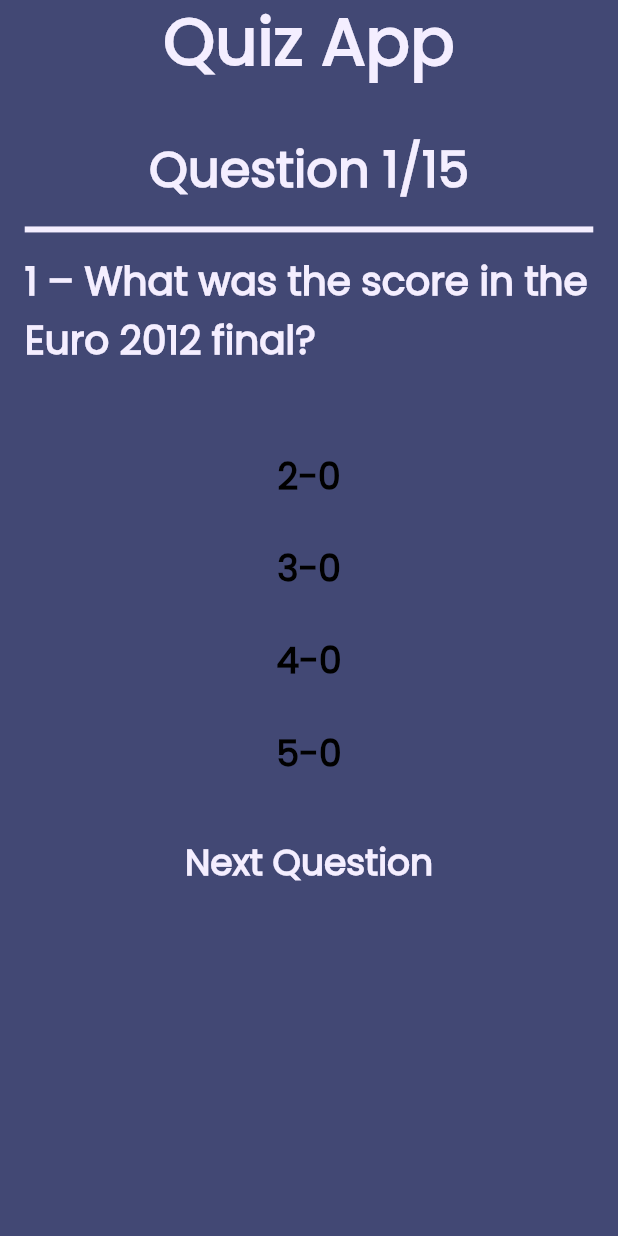
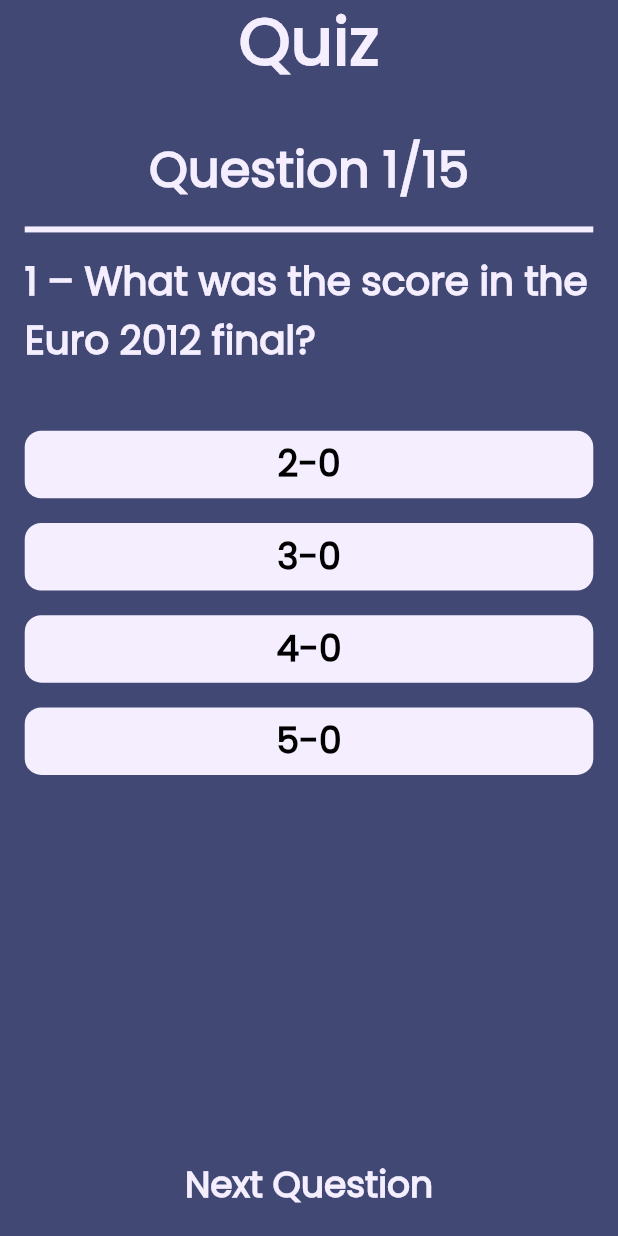
Before and after one commit to YosophAhmed/quiz_app, a Flutter app: the screen it shows after launch, on a phone screen of 412 x 824 dp. Run offline on Flutter 3.47's test engine with Material 2 defaults, Android fonts, the phone set to English and light mode, and no system bars; our stand-ins replace sizer.

Commit message:
Latest Commit

```diff
--- a/lib/data/questions_data.dart
+++ b/lib/data/questions_data.dart
@@ -153,5 +153,9 @@ class QuestionsData {
     ),
   ];
 
+  static int result = 0;
 
+  static void countResult(int point) {
+    result += point;
+  }
 }
--- a/lib/pages/home_page.dart
+++ b/lib/pages/home_page.dart
@@ -19,7 +19,7 @@ class HomePage extends StatelessWidget {
       backgroundColor: AppColors.color['firstColor'],
       appBar: AppBar(
         title: Text(
-          'Quiz App',
+          'Quiz',
           style: TextStyle(
             fontSize: 32.sp,
             fontWeight: FontWeight.bold,
@@ -34,6 +34,7 @@ class HomePage extends StatelessWidget {
       body: PageView.builder(
         controller: pageController,
         itemCount: QuestionsData.questions.length,
+        physics: const NeverScrollableScrollPhysics(),
         itemBuilder: (context, index) {
           return QuestionContainer(
             questionsNumber: QuestionsData.questions.length,
--- a/lib/quiz_app.dart
+++ b/lib/quiz_app.dart
@@ -1,5 +1,6 @@
 import 'package:flutter/material.dart';
 import 'package:quiz/pages/home_page.dart';
+import 'package:quiz/pages/result_page.dart';
 import 'package:sizer/sizer.dart';
 
 class QuizApp extends StatelessWidget {
@@ -19,6 +20,7 @@ class QuizApp extends StatelessWidget {
           initialRoute: HomePage.routeName,
           routes: {
             HomePage.routeName: (context) => const HomePage(),
+            ResultPage.routeName: (context) => const ResultPage(),
           },
         );
       },
--- a/lib/widgets/question_container.dart
+++ b/lib/widgets/question_container.dart
@@ -1,6 +1,7 @@
 import 'package:flutter/material.dart';
 import 'package:quiz/constants/colors.dart';
 import 'package:quiz/data/questions_data.dart';
+import 'package:quiz/pages/result_page.dart';
 import 'package:quiz/widgets/custom_divider.dart';
 import 'package:sizer/sizer.dart';
 
@@ -9,7 +10,8 @@ class QuestionContainer extends StatefulWidget {
   final int questionIndex;
   final PageController controller;
 
-  const QuestionContainer({
+
+  QuestionContainer({
     Key? key,
     required this.questionsNumber,
     required this.questionIndex,
@@ -21,15 +23,19 @@ class QuestionContainer extends StatefulWidget {
 }
 
 class _QuestionContainerState extends State<QuestionContainer> {
+  bool isPressed = false;
+  Color trueAnswer = AppColors.color['trueAnswerColor']!;
+  Color wrongAnswer = AppColors.color['falseAnswerColor']!;
+  Color bottonColor = AppColors.color['fourthColor']!;
+
   @override
   Widget build(BuildContext context) {
-    bool isTrue = false;
-    bool isSelected = false;
     return Padding(
       padding: EdgeInsets.only(
         top: 4.h,
         left: 4.w,
         right: 4.w,
+        bottom: 1.h,
       ),
       child: Column(
         children: [
@@ -55,7 +61,7 @@ class _QuestionContainerState extends State<QuestionContainer> {
             ),
           ),
           SizedBox(
-            height: 5.h,
+            height: 4.h,
           ),
           for (int i = 0;
               i < QuestionsData.questions[widget.questionIndex].answer.length;
@@ -65,13 +71,23 @@ class _QuestionContainerState extends State<QuestionContainer> {
                 vertical: 1.h,
               ),
               child: GestureDetector(
-                onTap: () {
-                  isSelected = true;
-                  if (QuestionsData.questions[widget.questionIndex].answer.entries
+                onTap: isPressed
+                    ? () {}
+                    : () {
+                        setState(() {
+                          isPressed = true;
+                        });
+                        if (QuestionsData
+                            .questions[widget.questionIndex].answer.entries
                             .toList()[i]
                             .value) {
+                          QuestionsData.countResult(10);
                           setState(() {
-                      isTrue = true;
+                            bottonColor = trueAnswer;
+                          });
+                        } else {
+                          setState(() {
+                            bottonColor = wrongAnswer;
                           });
                         }
                       },
@@ -79,11 +95,14 @@ class _QuestionContainerState extends State<QuestionContainer> {
                   width: double.infinity,
                   height: 45,
                   decoration: BoxDecoration(
-                    color: isSelected
-                        ? isTrue
-                            ? AppColors.color['trueAnswerColor']
-                            : AppColors.color['falseAnswerColor']
-                        : AppColors.color['FourthColor'],
+                    color: isPressed
+                        ? QuestionsData
+                                .questions[widget.questionIndex].answer.entries
+                                .toList()[i]
+                                .value
+                            ? trueAnswer
+                            : wrongAnswer
+                        : bottonColor,
                     borderRadius: BorderRadius.circular(8.sp),
                   ),
                   alignment: Alignment.center,
@@ -99,11 +118,30 @@ class _QuestionContainerState extends State<QuestionContainer> {
                 ),
               ),
             ),
-          SizedBox(
-            height: 2.h,
-          ),
+          const Spacer(),
+          if (widget.questionIndex + 1 == QuestionsData.questions.length)
             TextButton(
               onPressed: () {
+                Navigator.pushReplacementNamed(
+                  context,
+                  ResultPage.routeName,
+                );
+              },
+              child: Text(
+                'Your Result',
+                style: TextStyle(
+                  color: AppColors.color['fourthColor'],
+                  fontSize: 24,
+                  fontWeight: FontWeight.bold,
+                ),
+              ),
+            ),
+          if (widget.questionIndex + 1 != QuestionsData.questions.length)
+            TextButton(
+              onPressed: () {
+                setState(() {
+                  isPressed = false;
+                });
                 widget.controller.nextPage(
                   duration: const Duration(milliseconds: 100),
                   curve: Curves.linear,
@@ -123,17 +161,3 @@ class _QuestionContainerState extends State<QuestionContainer> {
     );
   }
 }
-
-// CustomButton(
-// onTap: () {
-// if (QuestionsData.questions[questionIndex].answer.entries
-//     .toList()[i]
-//     .value) {
-//
-// }
-// },
-// label: QuestionsData.questions[questionIndex].answer.keys
-//     .toList()[i],
-// color: AppColors.color['secondColor']!,
-// height: 45,
-// ),
```
Also changed, not shown: lib/cubit/app_cubit.dart (deleted, +0 -27 lines), lib/cubit/app_states.dart (deleted, +0 -9 lines), lib/pages/result_page.dart (added, +90 -0 lines). Lines whose indentation alone changed are shown as unchanged.
